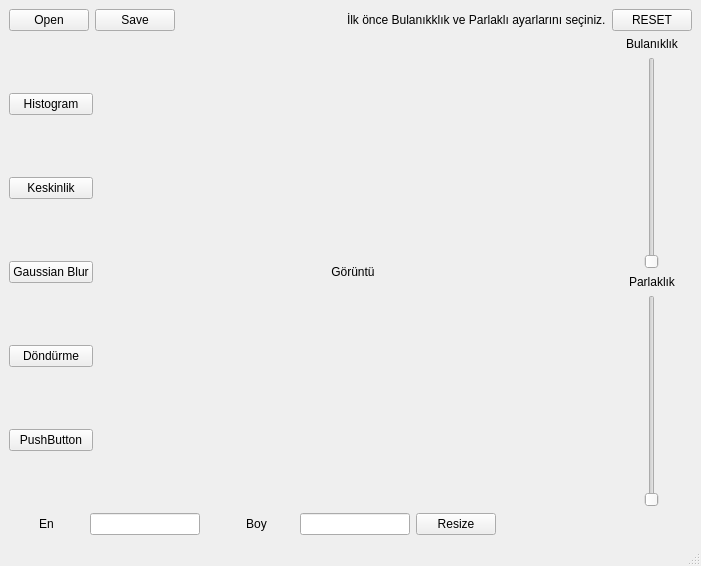
First picture: the form in process.ui, repository Ugur0855/Image_Proccessing_2020, before the edit.
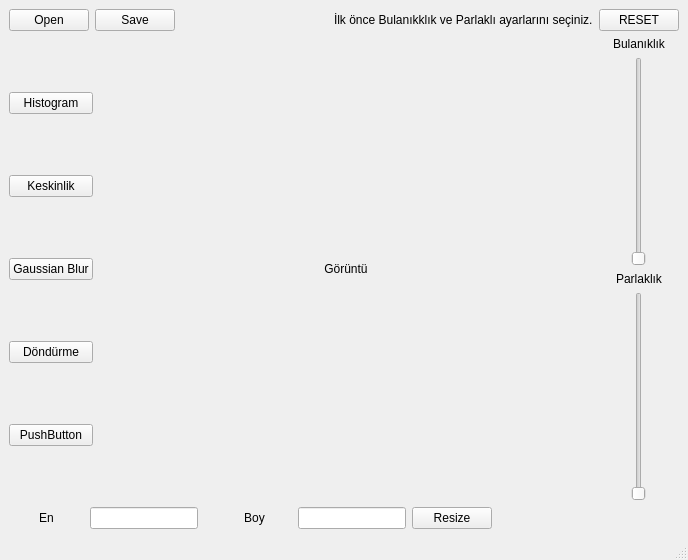
Second picture: the form after the edit.

```diff
--- a/process.ui
+++ b/process.ui
@@ -6,8 +6,8 @@
    <rect>
     <x>0</x>
     <y>0</y>
-    <width>701</width>
-    <height>566</height>
+    <width>688</width>
+    <height>560</height>
    </rect>
   </property>
   <property name="windowTitle">
```
